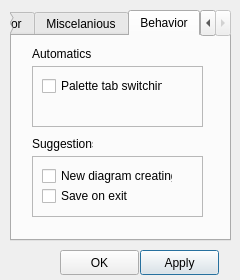
First picture: the form in unreal/branches/newAge/qrgui/mainwindow/preferencesDialog.ui, repository qreal/qreal, before the edit.
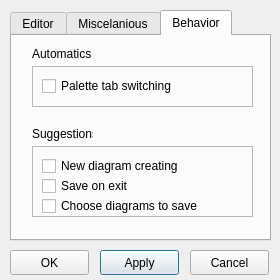
Second picture: the form after the edit. The open tabs and pages were chosen to show the change.

What changed in the file:
```diff
--- a/unreal/branches/newAge/qrgui/mainwindow/preferencesDialog.ui
+++ b/unreal/branches/newAge/qrgui/mainwindow/preferencesDialog.ui
@@ -6,19 +6,19 @@
    <rect>
     <x>0</x>
     <y>0</y>
-    <width>240</width>
+    <width>280</width>
     <height>280</height>
    </rect>
   </property>
   <property name="minimumSize">
    <size>
-    <width>240</width>
+    <width>280</width>
     <height>280</height>
    </size>
   </property>
   <property name="maximumSize">
    <size>
-    <width>240</width>
+    <width>280</width>
     <height>280</height>
    </size>
   </property>
@@ -28,7 +28,7 @@
   <widget class="QPushButton" name="applyButton">
    <property name="geometry">
     <rect>
-     <x>140</x>
+     <x>100</x>
      <y>250</y>
      <width>79</width>
      <height>25</height>
@@ -41,7 +41,7 @@
   <widget class="QPushButton" name="okButton">
    <property name="geometry">
     <rect>
-     <x>60</x>
+     <x>10</x>
      <y>250</y>
      <width>79</width>
      <height>25</height>
@@ -56,7 +56,7 @@
     <rect>
      <x>10</x>
      <y>10</y>
-     <width>221</width>
+     <width>261</width>
      <height>231</height>
     </rect>
    </property>
@@ -343,8 +343,8 @@
       <rect>
        <x>20</x>
        <y>30</y>
-       <width>171</width>
-       <height>61</height>
+       <width>221</width>
+       <height>41</height>
       </rect>
      </property>
      <property name="frameShape">
@@ -358,7 +358,7 @@
        <rect>
         <x>10</x>
         <y>10</y>
-        <width>121</width>
+        <width>211</width>
         <height>20</height>
        </rect>
       </property>
@@ -384,9 +384,9 @@
      <property name="geometry">
       <rect>
        <x>20</x>
-       <y>120</y>
-       <width>171</width>
-       <height>61</height>
+       <y>110</y>
+       <width>221</width>
+       <height>71</height>
       </rect>
      </property>
      <property name="frameShape">
@@ -400,7 +400,7 @@
        <rect>
         <x>10</x>
         <y>10</y>
-        <width>131</width>
+        <width>211</width>
         <height>20</height>
        </rect>
       </property>
@@ -413,7 +413,7 @@
        <rect>
         <x>10</x>
         <y>30</y>
-        <width>131</width>
+        <width>211</width>
         <height>20</height>
        </rect>
       </property>
@@ -421,12 +421,25 @@
        <string>Save on exit</string>
       </property>
      </widget>
+     <widget class="QCheckBox" name="chooseDiagramsToSaveCheckBox">
+      <property name="geometry">
+       <rect>
+        <x>10</x>
+        <y>50</y>
+        <width>211</width>
+        <height>20</height>
+       </rect>
+      </property>
+      <property name="text">
+       <string>Choose diagrams to save</string>
+      </property>
+     </widget>
     </widget>
     <widget class="QLabel" name="label_8">
      <property name="geometry">
       <rect>
        <x>20</x>
-       <y>100</y>
+       <y>90</y>
        <width>61</width>
        <height>16</height>
       </rect>
@@ -437,6 +450,19 @@
     </widget>
    </widget>
   </widget>
+  <widget class="QPushButton" name="cancelButton">
+   <property name="geometry">
+    <rect>
+     <x>190</x>
+     <y>250</y>
+     <width>79</width>
+     <height>25</height>
+    </rect>
+   </property>
+   <property name="text">
+    <string>Cancel</string>
+   </property>
+  </widget>
  </widget>
  <resources/>
  <connections/>
```
Left out of the diff: 28 changed lines with no effect on the pictures.
